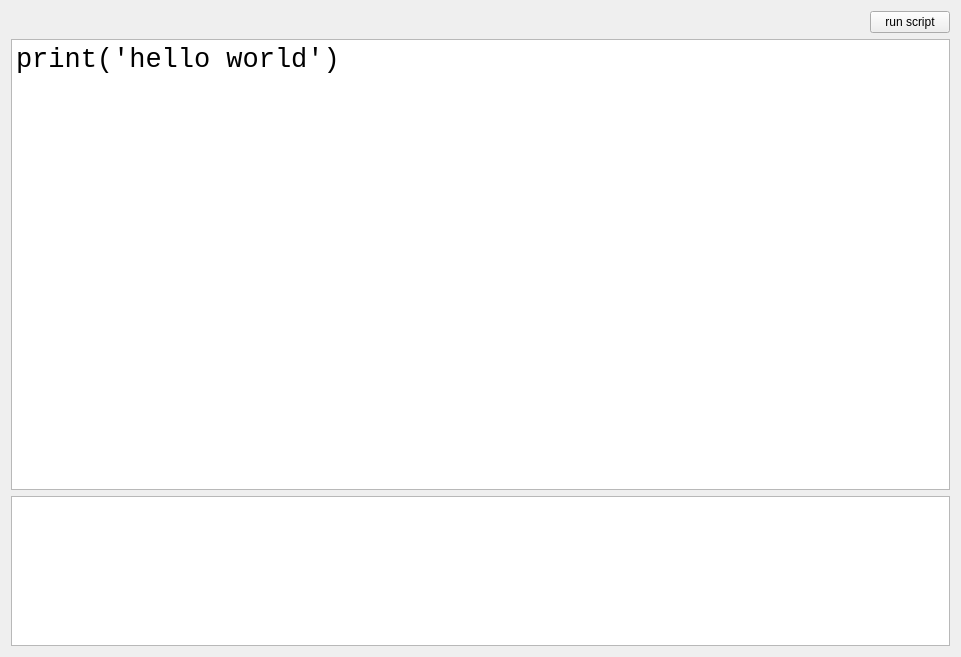
The window that src/interactive_script_plugin/interactive_script_plugin.ui (sp-uulm/interactive_script) describes before a commit, drawn with Qt 5.
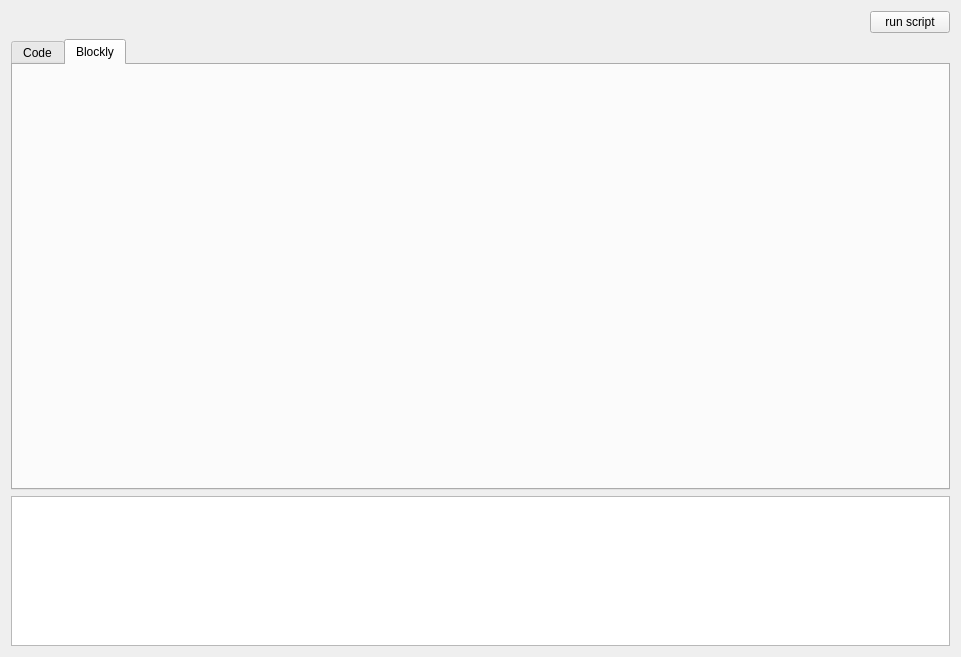
The same window after the commit. Custom widgets are drawn as their Qt base class.

Commit message: blockly roundtrip works

Diff of the .ui file:
```diff
--- a/src/interactive_script_plugin/interactive_script_plugin.ui
+++ b/src/interactive_script_plugin/interactive_script_plugin.ui
@@ -42,6 +42,16 @@
     </layout>
    </item>
    <item>
+    <widget class="QTabWidget" name="tabWidget">
+     <property name="currentIndex">
+      <number>1</number>
+     </property>
+     <widget class="QWidget" name="code_tab">
+      <attribute name="title">
+       <string>Code</string>
+      </attribute>
+      <layout class="QVBoxLayout" name="verticalLayout_3">
+       <item>
     <widget class="QPlainTextEdit" name="editor">
      <property name="font">
       <font>
@@ -54,6 +64,20 @@
      </property>
     </widget>
    </item>
+      </layout>
+     </widget>
+     <widget class="QWidget" name="blockly_tab">
+      <attribute name="title">
+       <string>Blockly</string>
+      </attribute>
+      <layout class="QVBoxLayout" name="verticalLayout_4">
+       <item>
+        <widget class="BlocklyWidget" name="blockly_widget" native="true"/>
+       </item>
+      </layout>
+     </widget>
+    </widget>
+   </item>
    <item>
     <widget class="QPlainTextEdit" name="terminal">
      <property name="maximumSize">
@@ -75,6 +99,14 @@
    </item>
   </layout>
  </widget>
+ <customwidgets>
+  <customwidget>
+   <class>BlocklyWidget</class>
+   <extends>QWidget</extends>
+   <header>interactive_script/blocklywidget.h</header>
+   <container>1</container>
+  </customwidget>
+ </customwidgets>
  <resources/>
  <connections/>
 </ui>
```
Lines whose indentation alone changed are shown as unchanged. The commit also changes 10 other files.
